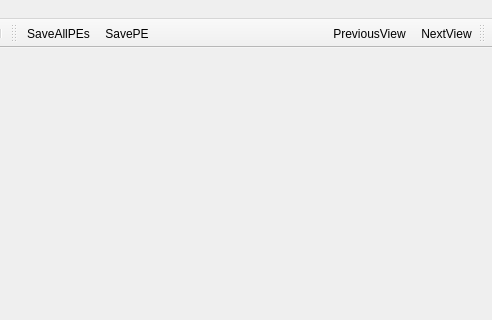
Old version of the form SimInter/mainwindow.ui in the repository issolis/InterconnectSimulator; both pictures show x 308 to 800 and y 0 to 320 of the 800 by 600 pixel window.
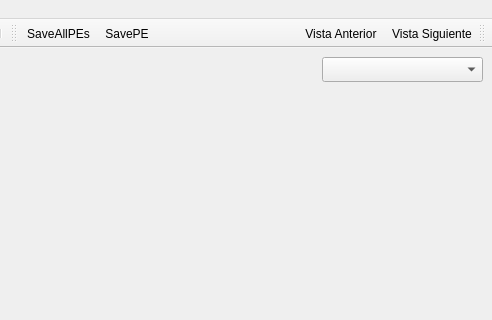
New version of the form. The open tabs and pages were chosen to show the change. Icons and pictures are not drawn.

Commit message: Navegación entre páginas

```diff
--- a/SimInter/mainwindow.ui
+++ b/SimInter/mainwindow.ui
@@ -53,7 +53,18 @@
       </property>
      </widget>
     </widget>
-    <widget class="QWidget" name="pageMemoryBlocks"/>
+    <widget class="QWidget" name="pageMemoryBlocks">
+     <widget class="QComboBox" name="PEComboBox">
+      <property name="geometry">
+       <rect>
+        <x>630</x>
+        <y>30</y>
+        <width>161</width>
+        <height>25</height>
+       </rect>
+      </property>
+     </widget>
+    </widget>
    </widget>
   </widget>
   <widget class="QMenuBar" name="menubar">
@@ -266,7 +277,7 @@
     <iconset theme="go-next"/>
    </property>
    <property name="text">
-    <string>NextView</string>
+    <string>Vista Siguiente</string>
    </property>
    <property name="shortcut">
     <string>Ctrl+Right</string>
@@ -280,7 +291,7 @@
     <iconset theme="go-previous"/>
    </property>
    <property name="text">
-    <string>PreviousView</string>
+    <string>Vista Anterior</string>
    </property>
    <property name="shortcut">
     <string>Ctrl+Left</string>
```
Left out of the diff: 3 changed lines with no effect on the pictures. The commit also changes 2 other files.
